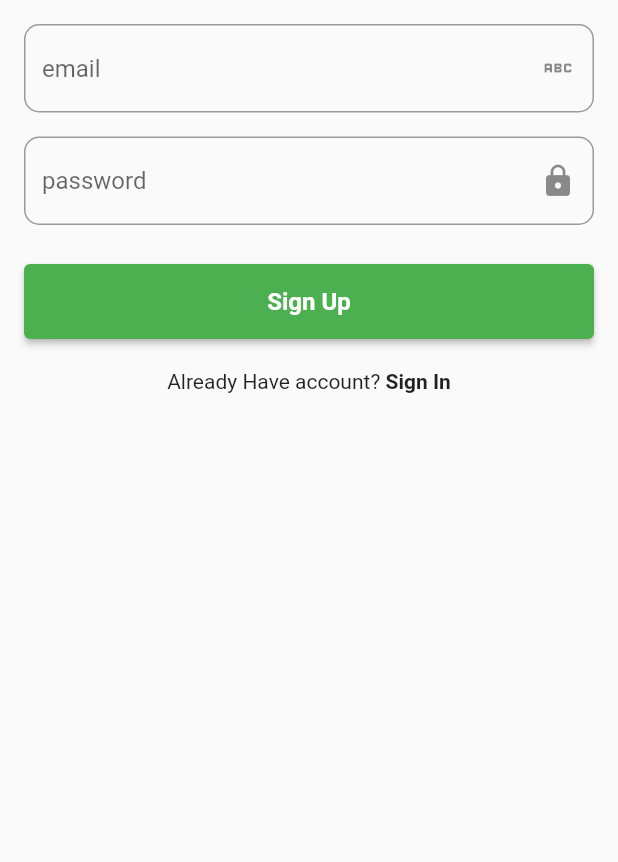
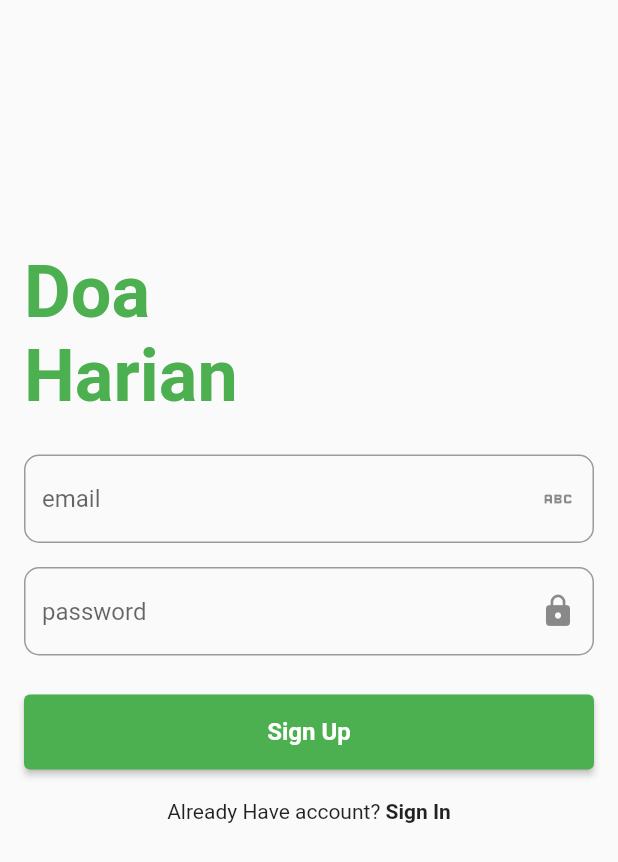
Before and after one commit to mpratama17/doaharian-app, a Flutter app: the SignUpScreen screen opened directly, on a phone screen of 412 x 824 dp. Shown: the top 862 px of the screen. Run offline on Flutter 3.47's test engine with Material 2 defaults, Android fonts, the phone set to English and light mode, and no system bars; our stand-ins replace firebase_auth, firebase_core, geolocator, shared_preferences; accounts and stored records are empty.

Commit message:
update ui

```diff
--- a/lib/view/signup.dart
+++ b/lib/view/signup.dart
@@ -27,6 +27,20 @@ class _SignUpScreenState extends State<SignUpScreen> {
             padding: const EdgeInsets.all(16),
             child: Column(
               children: [
+                SizedBox(
+                  height: 150,
+                ),
+                Align(
+                  alignment: Alignment.centerLeft,
+                  child: Text("Doa\nHarian",
+                      style: TextStyle(
+                          fontSize: 48,
+                          fontWeight: FontWeight.bold,
+                          color: Colors.green)),
+                ),
+                SizedBox(
+                  height: 25,
+                ),
                 reusableTextfield("email", Icons.abc, false, _emailController),
                 SizedBox(height: 16),
                 reusableTextfield(
```
